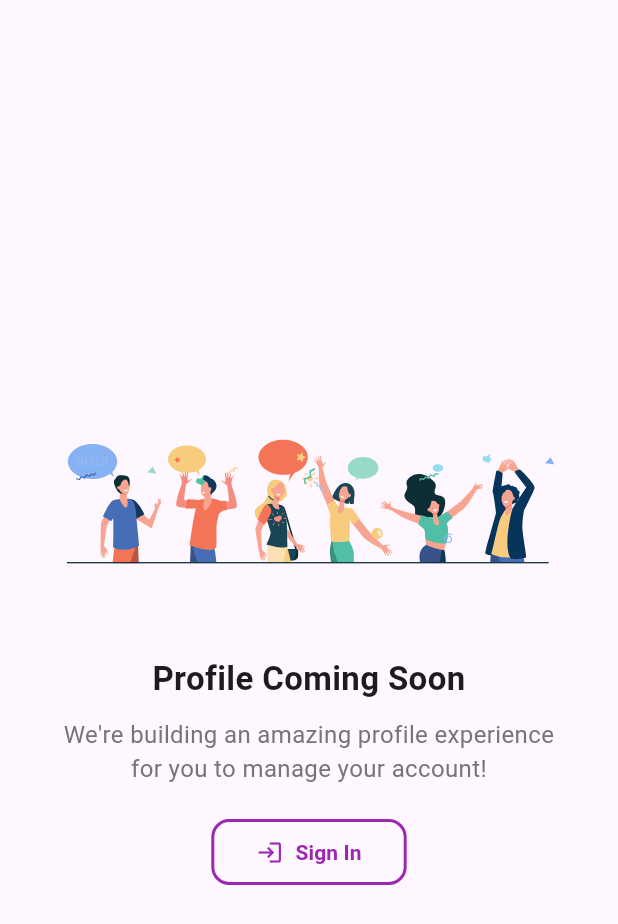
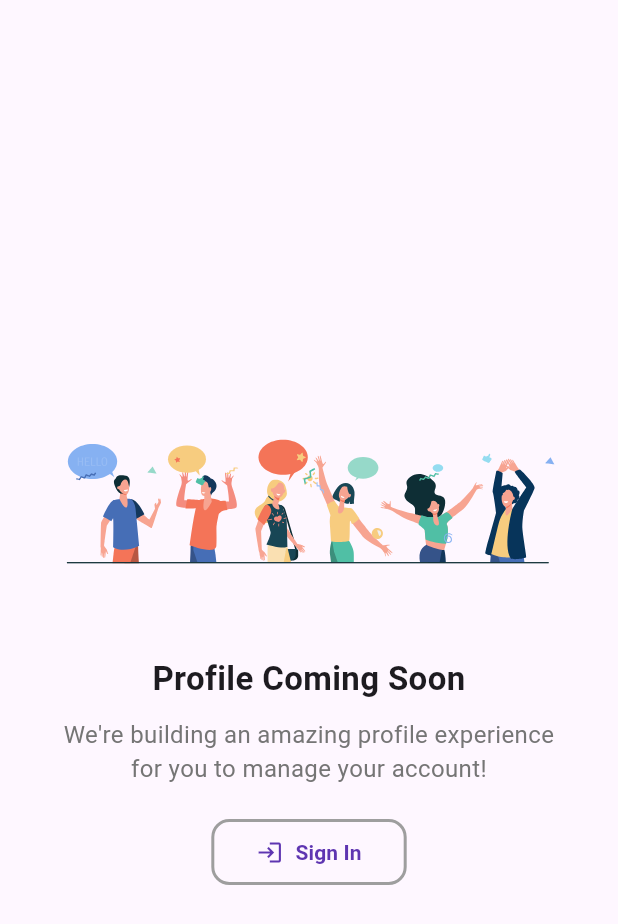
Before and after one commit to moizzulfiqar24/app_dev_mid_term, a Flutter app: the ProfileScreen screen opened directly, on a phone screen of 412 x 824 dp. Shown: the top 924 px of the screen. Run offline on Flutter 3.47's test engine with Material 3 defaults, Android fonts, the light colour scheme and no system bars; our stand-ins replace cached_network_image, equatable, flutter_bloc, lottie, shared_preferences; accounts and stored records are empty; network calls fail.

Commit message:
final commit

```diff
--- a/lib/screens/profile_screen.dart
+++ b/lib/screens/profile_screen.dart
@@ -6,8 +6,7 @@ class ProfileScreen extends StatelessWidget {
   Widget build(BuildContext context) {
     return Scaffold(
       body: Padding(
-        padding: EdgeInsets.symmetric(
-            horizontal: 40),
+        padding: EdgeInsets.symmetric(horizontal: 40),
         child: Column(
           mainAxisAlignment: MainAxisAlignment.center,
           crossAxisAlignment: CrossAxisAlignment.center,
@@ -27,25 +26,32 @@ class ProfileScreen extends StatelessWidget {
               "We're building an amazing profile experience for you to manage your account!",
               textAlign: TextAlign.center,
               style: TextStyle(
-                  fontSize: 16,
-                  color: Colors.grey[600]),
+                fontSize: 16,
+                color: Colors.grey[600],
+              ),
             ),
             const SizedBox(height: 20),
             OutlinedButton.icon(
               onPressed: () {},
-              icon: Icon(Icons.login, color: Colors.purple),
+              icon: Icon(
+                Icons.login,
+                color: Colors.deepPurple[600],
+              ),
               label: Text(
                 "Sign In",
                 style: TextStyle(
-                    fontWeight: FontWeight.bold, color: Colors.purple),
+                  fontWeight: FontWeight.bold,
+                  color: Colors.deepPurple[600],
+                ),
               ),
               style: OutlinedButton.styleFrom(
-                side:
-                    BorderSide(color: Colors.purple, width: 2),
+                side: BorderSide(
+                  color: Colors.grey,
+                  width: 2,
+                ),
                 shape: RoundedRectangleBorder(
                     borderRadius: BorderRadius.circular(12)),
-                padding: EdgeInsets.symmetric(
-                    horizontal: 30, vertical: 12),
+                padding: EdgeInsets.symmetric(horizontal: 30, vertical: 12),
               ),
             ),
           ],
```
Also changed, not shown: lib/widgets/product_tile.dart (+21 -28 lines).
